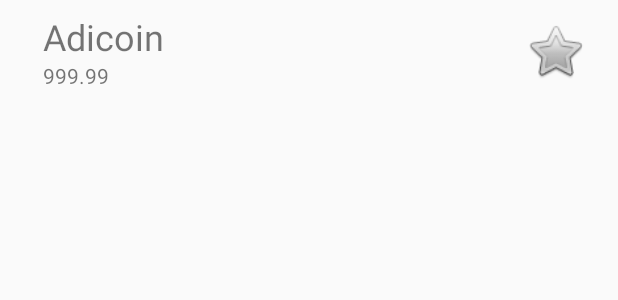
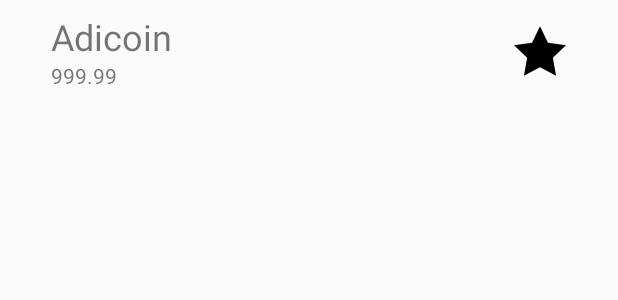
Before and after one commit to adindotdev/Crypto-Charts, an Android app: the layout currency_item_layout.xml on its own in the app's theme, with its tools: preview values and no code run, on a phone screen of 412 x 824 dp. Shown: the top 300 px of the screen. Run offline under Robolectric (Android 15) with nearby library versions, the light colour scheme and no system bars.

Commit message:
Fix currency layout spacing and update colors
The currency information and favorite icons are now spaced
symmetrically. Icons have been updated with vectors from
https://iconmonstr.com. Changed colors to a gray scale using
https://material.io/tools/color/#!/?view.left=1&view.right=0&primary.color=546E7A.

```diff
--- a/app/src/main/java/com/adinkwok/cryptocharts/SplashActivity.java
+++ b/app/src/main/java/com/adinkwok/cryptocharts/SplashActivity.java
@@ -1,5 +1,4 @@
 package com.adinkwok.cryptocharts;
-
 
 import android.content.Context;
 import android.content.Intent;
--- /dev/null
+++ b/app/src/main/res/drawable/ic_star_filled.xml
@@ -0,0 +1,11 @@
+<?xml version="1.0" encoding="utf-8"?>
+<vector xmlns:android="http://schemas.android.com/apk/res/android"
+    android:width="24dp"
+    android:height="24dp"
+    android:viewportWidth="24"
+    android:viewportHeight="24">
+
+    <path
+        android:fillColor="@android:color/black"
+        android:pathData="M12 0.587l3.668 7.568 8.332 1.151-6.064 5.828 1.48 8.279-7.416-3.967-7.417 3.967 1.481-8.279-6.064-5.828 8.332-1.151z" />
+</vector>
--- a/app/src/main/res/layout/currency_item_layout.xml
+++ b/app/src/main/res/layout/currency_item_layout.xml
@@ -9,13 +9,12 @@
     <Space
         android:layout_width="0dp"
         android:layout_height="match_parent"
-        android:layout_weight="0.25" />
+        android:layout_weight="0.5" />
 
     <LinearLayout
         android:layout_width="0dp"
         android:layout_height="wrap_content"
-        android:layout_weight="4.75"
-        android:layout_marginStart="12dp"
+        android:layout_weight="4.5"
         android:orientation="vertical">
 
         <TextView
@@ -37,16 +36,15 @@
     <ImageView
         android:id="@+id/fav_image"
         android:layout_width="0dp"
-        android:layout_height="match_parent"
-        android:layout_weight="0.75"
-        android:padding="4dp"
+        android:layout_height="44dp"
+        android:layout_weight="0.5"
         android:contentDescription="@string/currency_test_name"
         android:scaleType="fitCenter"
-        android:src="@android:drawable/btn_star_big_off" />
+        android:src="@drawable/ic_star_filled" />
 
     <Space
         android:layout_width="0dp"
         android:layout_height="match_parent"
-        android:layout_weight="0.25" />
+        android:layout_weight="0.5" />
 
 </LinearLayout>
--- a/app/src/main/res/values/colors.xml
+++ b/app/src/main/res/values/colors.xml
@@ -1,6 +1,6 @@
 <?xml version="1.0" encoding="utf-8"?>
 <resources>
-    <color name="colorPrimary">#03a9f4</color>
-    <color name="colorPrimaryDark">#007ac1</color>
-    <color name="colorAccent">#67daff</color>
+    <color name="colorPrimary">#546e7a</color>
+    <color name="colorPrimaryDark">#29434e</color>
+    <color name="colorAccent">#819ca9</color>
 </resources>
--- a/app/src/main/res/values/styles.xml
+++ b/app/src/main/res/values/styles.xml
@@ -8,7 +8,6 @@
     </style>
 
     <style name="SplashTheme" parent="Theme.AppCompat.Light.NoActionBar">
-        <item name="android:windowFullscreen">true</item>
     </style>
 
 </resources>
```
Also changed, not shown: app/src/main/java/com/adinkwok/cryptocharts/CryptoChartsActivity.java (+18 -12 lines), app/src/main/res/drawable/ic_star_open.xml (added, +11 -0 lines), app/src/main/res/drawable/ic_star_white.xml (added, +11 -0 lines), app/src/main/res/drawable/ic_up_arrow.xml (added, +11 -0 lines).
